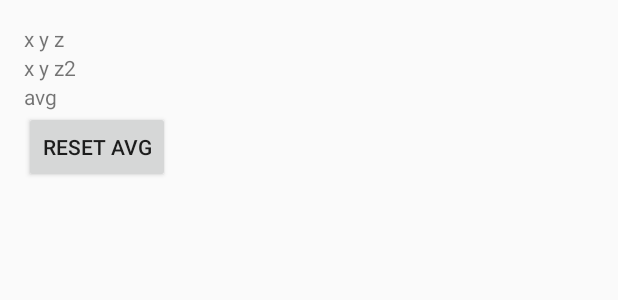
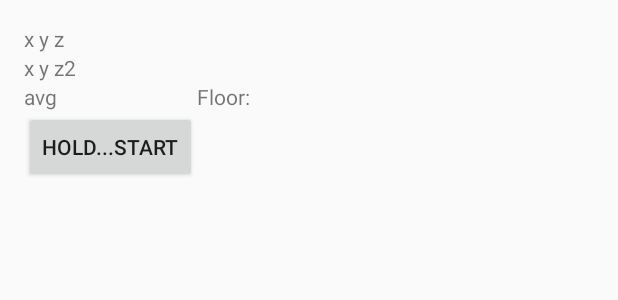
Before and after one commit to andrden/LiftFloor, an Android app: the layout activity_main.xml on its own in the app's theme, with its tools: preview values and no code run, on a phone screen of 412 x 824 dp. Shown: the top 300 px of the screen. Run offline under Robolectric (Android 15) with nearby library versions, the light colour scheme and no system bars.

Commit message:
swipe incr floor

```diff
--- a/app/src/main/res/layout/activity_main.xml
+++ b/app/src/main/res/layout/activity_main.xml
@@ -17,13 +17,35 @@
             android:id="@+id/xyz2"
             android:layout_width="wrap_content"
             android:layout_height="wrap_content" />
+        <LinearLayout
+            android:layout_width="match_parent"
+            android:layout_height="wrap_content"
+            android:orientation="horizontal"
+            >
+            <LinearLayout
+                android:layout_width="wrap_content"
+                android:layout_height="wrap_content"
+                android:orientation="vertical"
+                >
                 <TextView android:text="avg"
                     android:id="@+id/xyzAvg"
                     android:layout_width="wrap_content"
                     android:layout_height="wrap_content" />
-        <Button android:text="Reset avg" android:id="@+id/btnStart"
+                <Button android:text="HOLD...START" android:id="@+id/btnStart"
                     android:layout_width="wrap_content"
                     android:layout_height="wrap_content" />
+            </LinearLayout>
+            <TextView
+                android:layout_width="wrap_content"
+                android:layout_height="match_parent"
+                android:text="Floor:"
+                />
+            <FrameLayout
+                android:id="@+id/floorNumber"
+                android:layout_width="fill_parent"
+                android:layout_height="fill_parent"
+                android:layout_weight="1"/>
+        </LinearLayout>
         <FrameLayout
             android:id="@+id/graphLayout"
             android:layout_width="fill_parent"
```
Also changed, not shown: app/src/main/java/com/example/testuser/liftfloor/MainActivity.java (+60 -1 lines), app/src/main/java/com/example/testuser/liftfloor/OnSwipeTouchListener.java (added, +72 -0 lines), 2 other files. Lines whose indentation alone changed are shown as unchanged.
